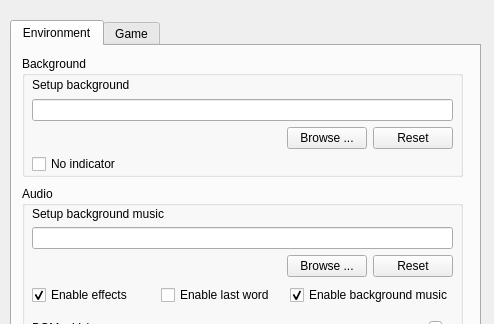
Paracel/QSanguosha-Para, file src/dialog/configdialog.ui: the form before one commit; both pictures show x 0 to 494 and y 0 to 324 of the 494 by 534 pixel window.
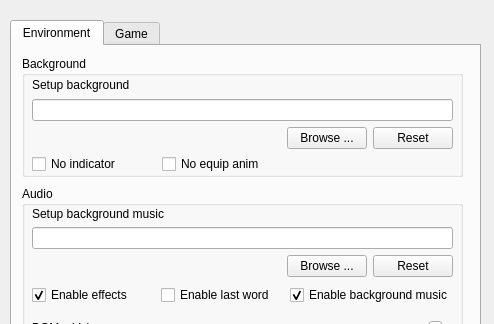
The form after the commit.

Commit message: add an option about whether to show equip animations

Patch:
```diff
--- a/src/dialog/configdialog.ui
+++ b/src/dialog/configdialog.ui
@@ -309,6 +309,19 @@
        <string>No indicator</string>
       </property>
      </widget>
+     <widget class="QCheckBox" name="noEquipAnimCheckBox">
+      <property name="geometry">
+       <rect>
+        <x>140</x>
+        <y>100</y>
+        <width>111</width>
+        <height>16</height>
+       </rect>
+      </property>
+      <property name="text">
+       <string>No equip anim</string>
+      </property>
+     </widget>
     </widget>
     <widget class="QGroupBox" name="fontSetupGroupBox">
      <property name="geometry">
```
The commit also changes 6 other files.
